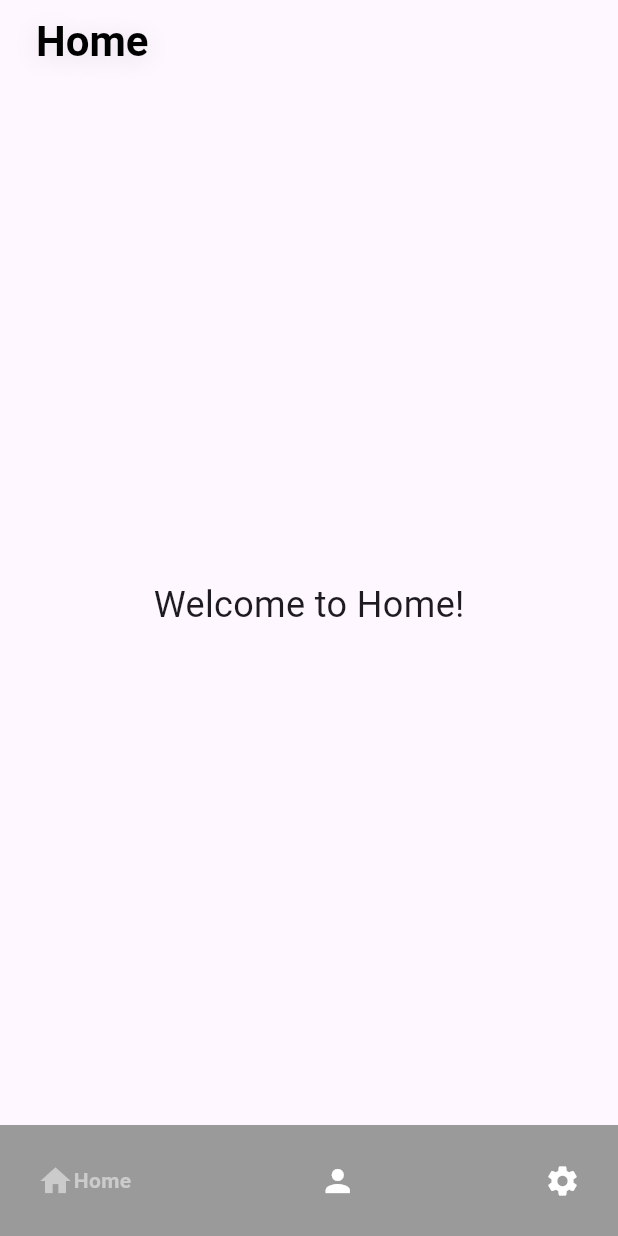
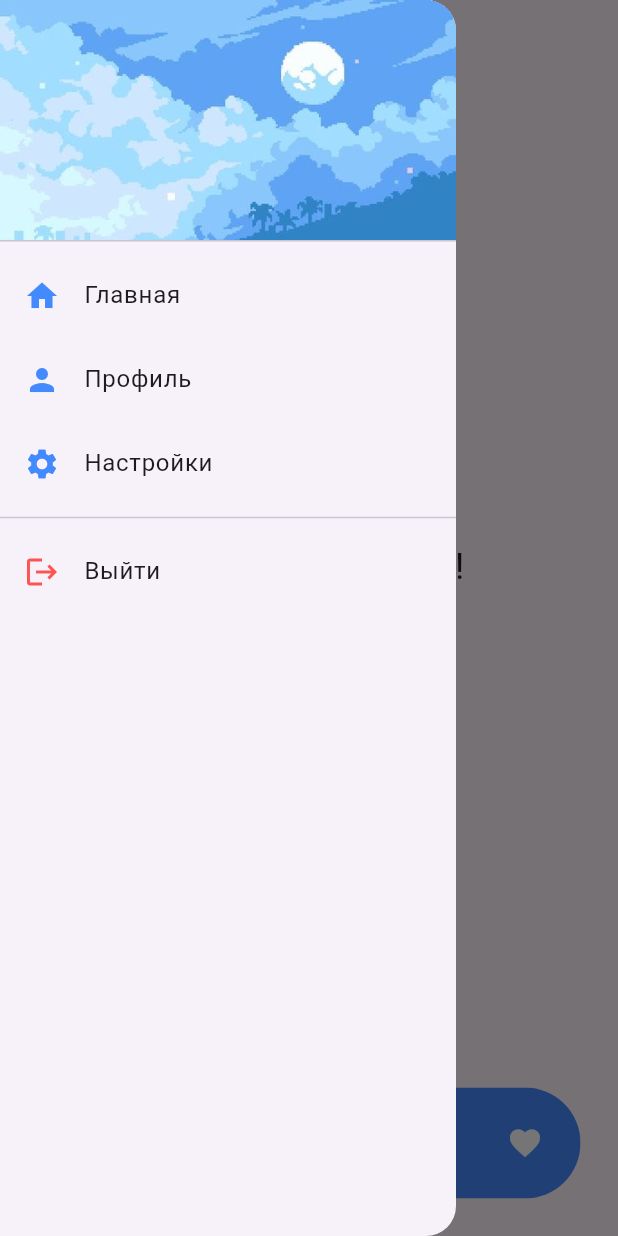
Before and after one commit to Adr010010/ToDoList, a Flutter app: the screen it shows after launch, with the side drawer open (before the commit the screen has no drawer), on a phone screen of 412 x 824 dp. Run offline on Flutter 3.47's test engine with Material 3 defaults, Android fonts, the phone set to English and light mode, and no system bars; drawn by our look-alikes of google_nav_bar.

Commit message:
CUSTOMBOTTOMS

```diff
--- /dev/null
+++ b/lib/screens/bottom_list/favorite_screen.dart
@@ -0,0 +1,15 @@
+import 'package:flutter/material.dart';
+
+class FavoriteScreenContent extends StatelessWidget {
+  const FavoriteScreenContent({super.key});
+
+  @override
+  Widget build(BuildContext context) {
+    return Center(
+      child: Text(
+        'Welcome to Home!',
+        style: TextStyle(fontSize: 24),
+      ),
+    );
+  }
+}
--- a/lib/screens/home_screen_bottom_navi.dart
+++ b/lib/screens/home_screen_bottom_navi.dart
@@ -1,40 +1,33 @@
 import 'package:flutter/material.dart';
-import 'package:google_nav_bar/google_nav_bar.dart';
+import 'package:todolistadr/screens/bottom_list/favorite_screen.dart';
 import 'package:todolistadr/screens/bottom_list/home_screen.dart';
 import 'package:todolistadr/screens/bottom_list/person_screen.dart';
 import 'package:todolistadr/screens/bottom_list/settings_screen.dart';
-import 'package:todolistadr/widget/buttom_navigation_bar_items.dart'; // Импортируем файл с items
+import 'package:todolistadr/widget/custom_drawer.dart';
+import 'package:todolistadr/widget/custom_bottom_navigation.dart';
 
 class HomeScreen extends StatefulWidget {
   const HomeScreen({super.key});
 
   @override
-  // ignore: library_private_types_in_public_api
   _HomeScreenState createState() => _HomeScreenState();
 }
 
 class _HomeScreenState extends State<HomeScreen> {
   int _currentIndex = 0;
 
-  List<Widget> screens = const <Widget>[
+  final List<Widget> pages = const <Widget>[
     HomeScreenContent(),
     PersonBotton(),
     SettingsBotton(),
+    FavoriteScreenContent(),
   ];
 
-  String title = "Home";
+  final List<String> titles = ["To-Do List", "Person", "Settings", "favorite"];
 
   void _onItemTapped(int index) {
     setState(() {
       _currentIndex = index;
-
-      if (_currentIndex == 0) {
-        title = "To-Do List";
-      } else if (_currentIndex == 1) {
-        title = "Person";
-      } else if (_currentIndex == 2) {
-        title = "Settings";
-      }
     });
   }
 
@@ -42,18 +35,15 @@ class _HomeScreenState extends State<HomeScreen> {
   Widget build(BuildContext context) {
     return Scaffold(
       appBar: AppBar(
-        title: Padding(
-          padding: const EdgeInsets.all(8.0),
-          child: Text(
-            title,
+        title: Text(
+          titles[_currentIndex],
           style: TextStyle(
             fontWeight: FontWeight.w600,
             fontSize: 28,
             color: Color.fromARGB(255, 0, 0, 0),
             shadows: [
               Shadow(
-                  // ignore: deprecated_member_use
-                  color: Colors.black.withOpacity(0.1),
+                color: Colors.black.withAlpha(25),
                 offset: Offset(0, 3),
                 blurRadius: 20,
               ),
@@ -61,14 +51,10 @@ class _HomeScreenState extends State<HomeScreen> {
           ),
         ),
       ),
-      ),
-      body: screens[_currentIndex],
-      bottomNavigationBar: GNav(
-        tabs: tabs, // Теперь items доступна
-        activeColor: const Color.fromARGB(255, 203, 203, 203),
-        color: const Color.fromARGB(255, 255, 255, 255),
-        backgroundColor: const Color.fromARGB(255, 154, 154, 154),
-        selectedIndex: _currentIndex,
+      drawer: const CustomDrawer(),
+      body: pages[_currentIndex],
+      bottomNavigationBar: CustomBottomNavigationBar(
+        currentIndex: _currentIndex,
         onTabChange: _onItemTapped,
       ),
     );
--- a/lib/widget/buttom_navigation_bar_items.dart
+++ b/lib/widget/buttom_navigation_bar_items.dart
@@ -5,4 +5,5 @@ const tabs = [
   GButton(icon: Icons.home, text: 'Home'),
   GButton(icon: Icons.person, text: 'Persone'),
   GButton(icon: Icons.settings, text: 'Settings'),
+  GButton(icon: Icons.favorite, text: 'favorite'),
 ];
--- /dev/null
+++ b/lib/widget/custom_bottom_navigation.dart
@@ -0,0 +1,73 @@
+import 'package:flutter/material.dart';
+import 'package:google_nav_bar/google_nav_bar.dart';
+
+class CustomBottomNavigationBar extends StatelessWidget {
+  final int currentIndex;
+  final Function(int) onTabChange;
+
+  const CustomBottomNavigationBar({
+    super.key,
+    required this.currentIndex,
+    required this.onTabChange,
+  });
+
+  @override
+  Widget build(BuildContext context) {
+    return Padding(
+      padding: const EdgeInsets.all(25.0),
+      child: ClipRRect(
+        borderRadius: BorderRadius.circular(100), // Радиус скругления
+        child: GNav(
+          tabs: [
+            _buildNavItem(
+              icon: Icons.home,
+              text: "Home",
+              index: 0,
+            ),
+            _buildNavItem(
+              icon: Icons.person,
+              text: "Person",
+              index: 1,
+            ),
+            _buildNavItem(
+              icon: Icons.settings,
+              text: "Settings",
+              index: 2,
+            ),
+            _buildNavItem(
+              icon: Icons.favorite,
+              text: "Favorite",
+              index: 3,
+            ),
+          ],
+          activeColor: Colors.white,
+          color: const Color.fromARGB(255, 203, 203, 203),
+          backgroundColor: Colors.blueAccent,
+          selectedIndex: currentIndex,
+          onTabChange: onTabChange,
+        ),
+      ),
+    );
+  }
+
+  GButton _buildNavItem({
+    required IconData icon,
+    required String text,
+    required int index,
+  }) {
+    return GButton(
+      icon: icon,
+      text: text,
+      iconColor: currentIndex == index
+          ? const Color.fromARGB(255, 255, 255, 255)
+          : const Color.fromARGB(255, 255, 255, 255),
+      backgroundColor: currentIndex == index
+          ? const Color.fromARGB(255, 255, 255, 255).withOpacity(0.20)
+          : const Color.fromARGB(0, 255, 255, 255),
+      iconActiveColor: const Color.fromARGB(255, 255, 255, 255),
+      textColor: currentIndex == index
+          ? const Color.fromARGB(255, 255, 255, 255)
+          : const Color.fromARGB(255, 255, 255, 255),
+    );
+  }
+}
--- /dev/null
+++ b/lib/widget/custom_drawer.dart
@@ -0,0 +1,49 @@
+import 'package:flutter/material.dart';
+
+class CustomDrawer extends StatelessWidget {
+  const CustomDrawer({super.key});
+
+  @override
+  Widget build(BuildContext context) {
+    return Drawer(
+      shape: const RoundedRectangleBorder(
+        borderRadius: BorderRadius.horizontal(right: Radius.circular(20)),
+      ),
+      child: Column(
+        children: [
+          DrawerHeader(
+            decoration: const BoxDecoration(
+              image: DecorationImage(
+                image: AssetImage(
+                    "assets/drawerHeaderImg/9d2efa39ba81a73d45f8d315622736d6.jpg"),
+                fit: BoxFit.cover,
+              ),
+            ),
+            child: Container(),
+          ),
+          ListTile(
+            leading: const Icon(Icons.home, color: Colors.blueAccent),
+            title: const Text("Главная"),
+            onTap: () => Navigator.pop(context),
+          ),
+          ListTile(
+            leading: const Icon(Icons.person, color: Colors.blueAccent),
+            title: const Text("Профиль"),
+            onTap: () {},
+          ),
+          ListTile(
+            leading: const Icon(Icons.settings, color: Colors.blueAccent),
+            title: const Text("Настройки"),
+            onTap: () {},
+          ),
+          const Divider(),
+          ListTile(
+            leading: const Icon(Icons.logout, color: Colors.redAccent),
+            title: const Text("Выйти"),
+            onTap: () {},
+          ),
+        ],
+      ),
+    );
+  }
+}
--- a/pubspec.yaml
+++ b/pubspec.yaml
@@ -58,8 +58,8 @@ flutter:
   uses-material-design: true
 
   # To add assets to your application, add an assets section, like this:
-  # assets:
-  #   - images/a_dot_burr.jpeg
+  assets:
+    - assets/drawerHeaderImg/
   #   - images/a_dot_ham.jpeg
 
   # An image asset can refer to one or more resolution-specific "variants", see
```
Also changed, not shown: assets/drawerHeaderImg/9d2efa39ba81a73d45f8d315622736d6.jpg (added). Lines whose indentation alone changed are shown as unchanged.
